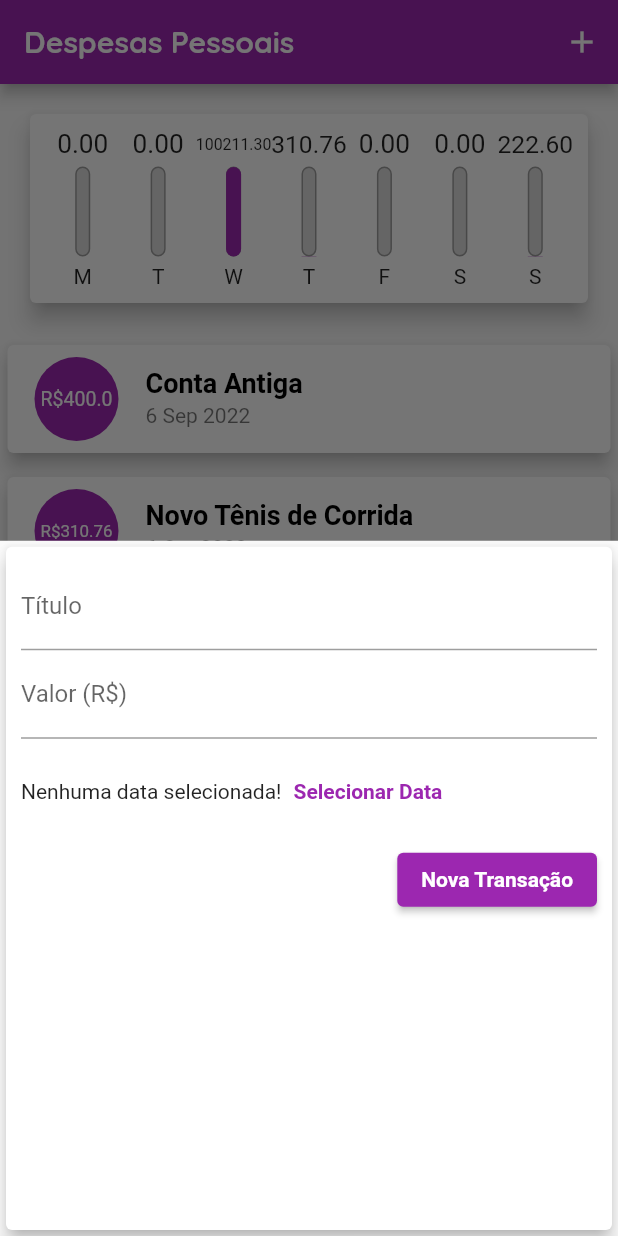
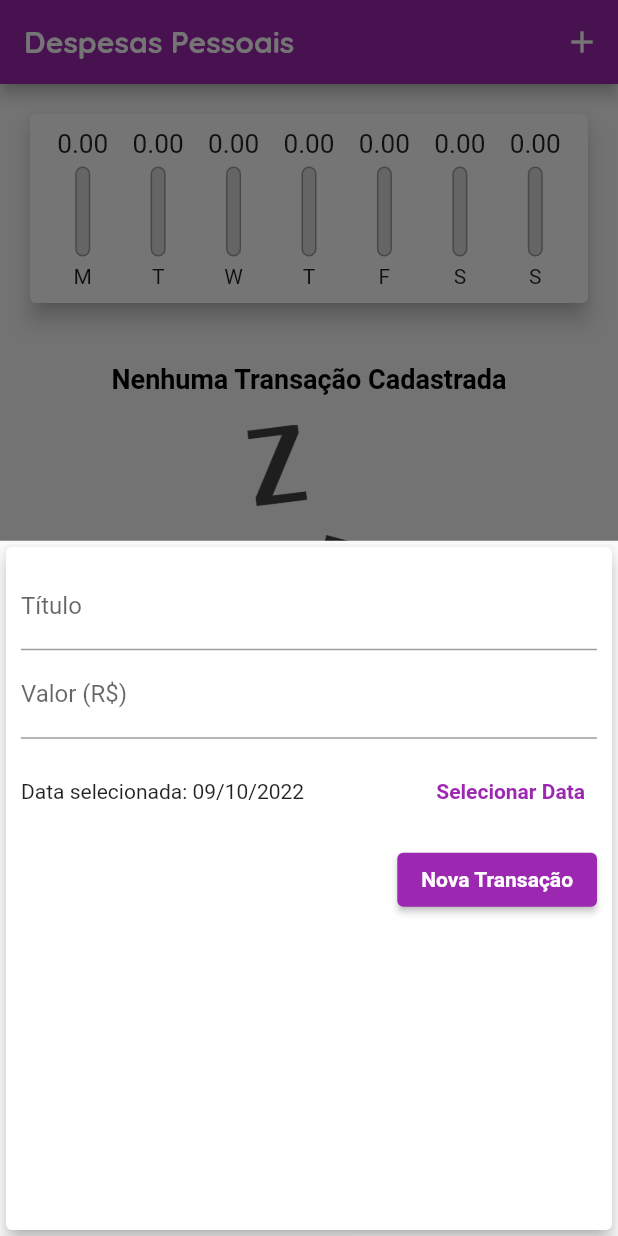
Before and after one commit to Ellissandro/expenses, a Flutter app: the screen it shows after launch, after a tap on the "add" icon, on a phone screen of 412 x 824 dp. Run offline on Flutter 3.47's test engine with Material 2 defaults, Android fonts, the phone set to English and light mode, and no system bars; Roboto replaces fonts that are missing (Quicksands).

Commit message:
Added calendar

```diff
--- a/lib/components/chart.dart
+++ b/lib/components/chart.dart
@@ -52,7 +52,9 @@ class Chart extends StatelessWidget {
               child: ChartBar(
                 label: tr['day'].toString(),
                 value: tr['value'] as double,
-                percentage: (tr['value'] as double) / _weekTotalValue,
+                percentage: _weekTotalValue == 0
+                    ? 0
+                    : (tr['value'] as double) / _weekTotalValue,
               ),
             );
           }).toList(),
--- a/lib/components/transaction_form.dart
+++ b/lib/components/transaction_form.dart
@@ -1,7 +1,8 @@
 import 'package:flutter/material.dart';
+import 'package:intl/intl.dart';
 
 class TransactionForm extends StatefulWidget {
-  final void Function(String, double) onSubmit;
+  final void Function(String, double, DateTime) onSubmit;
 
   const TransactionForm(this.onSubmit, {super.key});
 
@@ -10,18 +11,36 @@ class TransactionForm extends StatefulWidget {
 }
 
 class _TransactionFormState extends State<TransactionForm> {
-  final titleController = TextEditingController();
-  final valueController = TextEditingController();
+  final _titleController = TextEditingController();
+  final _valueController = TextEditingController();
+  DateTime _selectedDate = DateTime.now();
 
   _submitForm() {
-    final title = titleController.text;
-    final value = double.tryParse(valueController.text) ?? 0;
+    final title = _titleController.text;
+    final value = double.tryParse(_valueController.text) ?? 0;
 
     if (title.isEmpty || value <= 0) {
       return;
     }
 
-    widget.onSubmit(title, value);
+    widget.onSubmit(title, value, _selectedDate);
+  }
+
+  _showDatePicker() {
+    showDatePicker(
+      context: context,
+      initialDate: DateTime.now(),
+      firstDate: DateTime(2019),
+      lastDate: DateTime.now(),
+    ).then((pickedDate) {
+      if (pickedDate == null) {
+        return;
+      }
+
+      setState(() {
+        _selectedDate = pickedDate;
+      });
+    });
   }
 
   @override
@@ -33,23 +52,26 @@ class _TransactionFormState extends State<TransactionForm> {
           child: Column(
             children: [
               TextField(
-                controller: titleController,
+                controller: _titleController,
                 decoration: const InputDecoration(labelText: 'Título'),
               ),
               TextField(
                 keyboardType:
                     const TextInputType.numberWithOptions(decimal: true),
                 onSubmitted: (_) => _submitForm(),
-                controller: valueController,
+                controller: _valueController,
                 decoration: const InputDecoration(labelText: 'Valor (R\$)'),
               ),
               SizedBox(
                 height: 70,
                 child: Row(
                   children: [
-                    const Text('Nenhuma data selecionada!'),
+                    Expanded(
+                      child: Text(
+                          'Data selecionada: ${DateFormat('dd/MM/y').format(_selectedDate)}'),
+                    ),
                     TextButton(
-                      onPressed: null,
+                      onPressed: _showDatePicker,
                       child: Text(
                         'Selecionar Data',
                         style: TextStyle(
--- a/lib/components/transaction_list.dart
+++ b/lib/components/transaction_list.dart
@@ -4,13 +4,13 @@ import 'package:intl/intl.dart';
 
 class TransactionList extends StatelessWidget {
   final List<Transaction> transactions;
-
-  const TransactionList(this.transactions, {super.key});
+  final void Function(String id) onRemove;
+  const TransactionList(this.transactions, this.onRemove, {super.key});
 
   @override
   Widget build(BuildContext context) {
     return SizedBox(
-      height: 300,
+      height: 535,
       child: transactions.isEmpty
           ? Column(
               children: [
@@ -59,7 +59,14 @@ class TransactionList extends StatelessWidget {
                       tr.title,
                       style: Theme.of(context).textTheme.headline1,
                     ),
-                    subtitle: Text(DateFormat('d MMM y').format(tr.date)),
+                    subtitle: Text(
+                      DateFormat('d MMM y').format(tr.date),
+                    ),
+                    trailing: IconButton(
+                      icon: const Icon(Icons.delete),
+                      color: Theme.of(context).errorColor,
+                      onPressed: () => onRemove(tr.id),
+                    ),
                   ),
                 );
               },
--- a/lib/main.dart
+++ b/lib/main.dart
@@ -57,38 +57,7 @@ class MyHomePage extends StatefulWidget {
 }
 
 class _MyHomePageState extends State<MyHomePage> {
-  final List<Transaction> _transactions = [
-    Transaction(
-      id: 't0',
-      title: 'Conta Antiga',
-      value: 400.00,
-      date: DateTime.now().subtract(const Duration(days: 33)),
-    ),
-    Transaction(
-      id: 't1',
-      title: 'Novo Tênis de Corrida',
-      value: 310.76,
-      date: DateTime.now().subtract(const Duration(days: 3)),
-    ),
-    Transaction(
-      id: 't2',
-      title: 'Cartão de Credito',
-      value: 100211.30,
-      date: DateTime.now().subtract(const Duration(days: 4)),
-    ),
-    Transaction(
-      id: 't3',
-      title: 'Lanche',
-      value: 11.30,
-      date: DateTime.now(),
-    ),
-    Transaction(
-      id: 't4',
-      title: 'Conta de Luz',
-      value: 211.30,
-      date: DateTime.now(),
-    ),
-  ];
+  final List<Transaction> _transactions = [];
 
   _openTransactionFormModal(BuildContext context) {
     showModalBottomSheet(
@@ -109,12 +78,12 @@ class _MyHomePageState extends State<MyHomePage> {
     }).toList();
   }
 
-  _addTransaction(String title, double value) {
+  _addTransaction(String title, double value, DateTime date) {
     final newTrasaction = Transaction(
       id: Random().nextDouble().toString(),
       title: title,
       value: value,
-      date: DateTime.now(),
+      date: date,
     );
 
     setState(() {
@@ -122,6 +91,12 @@ class _MyHomePageState extends State<MyHomePage> {
     });
 
     Navigator.of(context).pop();
+  }
+
+  _deleteTransaction(String id) {
+    setState(() {
+      _transactions.removeWhere((tr) => tr.id == id);
+    });
   }
 
   @override
@@ -141,7 +116,7 @@ class _MyHomePageState extends State<MyHomePage> {
           crossAxisAlignment: CrossAxisAlignment.stretch,
           children: [
             Chart(_recentTransactions),
-            TransactionList(_transactions),
+            TransactionList(_transactions, _deleteTransaction),
           ],
         ),
       ),
```
Also changed, not shown: lib/models/transaction.dart (+5 -6 lines).
